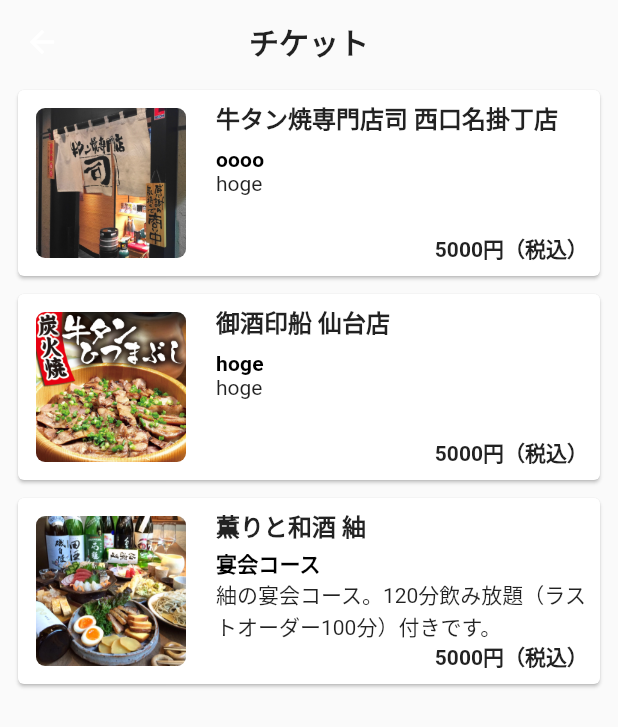
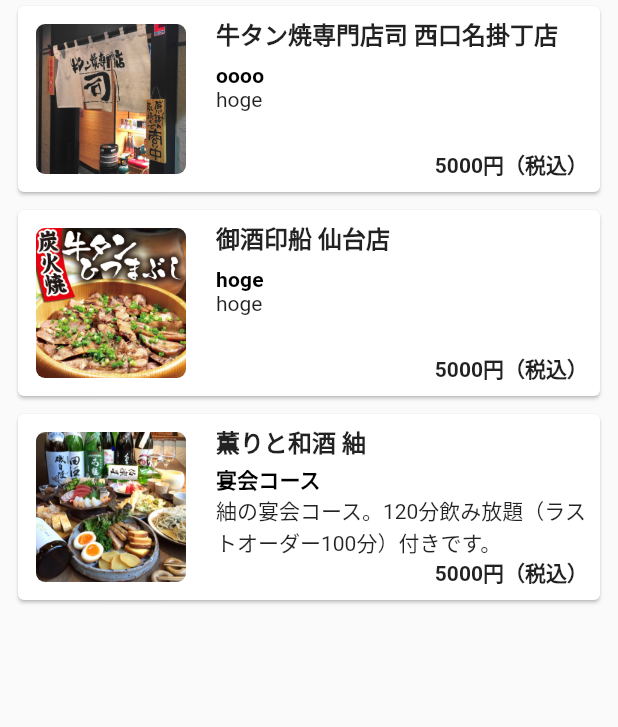
Before and after one commit to taznica/treap_app, a Flutter app: the TicketView screen opened directly, on a phone screen of 412 x 824 dp. Shown: the top 727 px of the screen. Run offline on Flutter 3.47's test engine with Material 2 defaults, Android fonts, the phone set to English and light mode, and no system bars.

Commit message:
clean: aggregate AppBars in views to home_tab_view.dart

```diff
--- a/lib/views/account/account_view.dart
+++ b/lib/views/account/account_view.dart
@@ -1,5 +1,4 @@
 import 'package:flutter/material.dart';
-import 'package:gohoubi_app/components/top_app_bar.dart';
 import 'package:gohoubi_app/models/user.dart';
 
 import 'components/account_list_tile.dart';
@@ -10,9 +9,6 @@ class AccountView extends StatelessWidget {
   @override
   Widget build(BuildContext context) {
     return Scaffold(
-      appBar: TopAppBar(
-        title: 'アカウント',
-      ),
       body: Padding(
         padding: const EdgeInsets.all(4.0),
         child: ListView(
--- a/lib/views/search/search_view.dart
+++ b/lib/views/search/search_view.dart
@@ -1,5 +1,4 @@
 import 'package:flutter/material.dart';
-import 'package:gohoubi_app/components/top_app_bar.dart';
 import 'package:gohoubi_app/models/shop.dart';
 
 import 'components/shop_small_card.dart';
@@ -9,9 +8,6 @@ class SearchView extends StatelessWidget {
   @override
   Widget build(BuildContext context) {
     return Scaffold(
-      appBar: TopAppBar(
-        title: 'さがす',
-      ),
       body: Container(
         padding: const EdgeInsets.only(
           left: 8.0,
--- a/lib/views/ticket/ticket_view.dart
+++ b/lib/views/ticket/ticket_view.dart
@@ -1,5 +1,4 @@
 import 'package:flutter/material.dart';
-import 'package:gohoubi_app/components/top_app_bar.dart';
 import 'package:gohoubi_app/models/user.dart';
 
 import 'components/ticket_large_view.dart';
@@ -9,9 +8,6 @@ class TicketView extends StatelessWidget {
   @override
   Widget build(BuildContext context) {
     return Scaffold(
-      appBar: TopAppBar(
-        title: 'チケット',
-      ),
       body: ListView.builder(
         itemBuilder: (context, index) {
           return TicketSmallCard(
```
Also changed, not shown: lib/views/home_tab_view.dart (+15 -4 lines).
